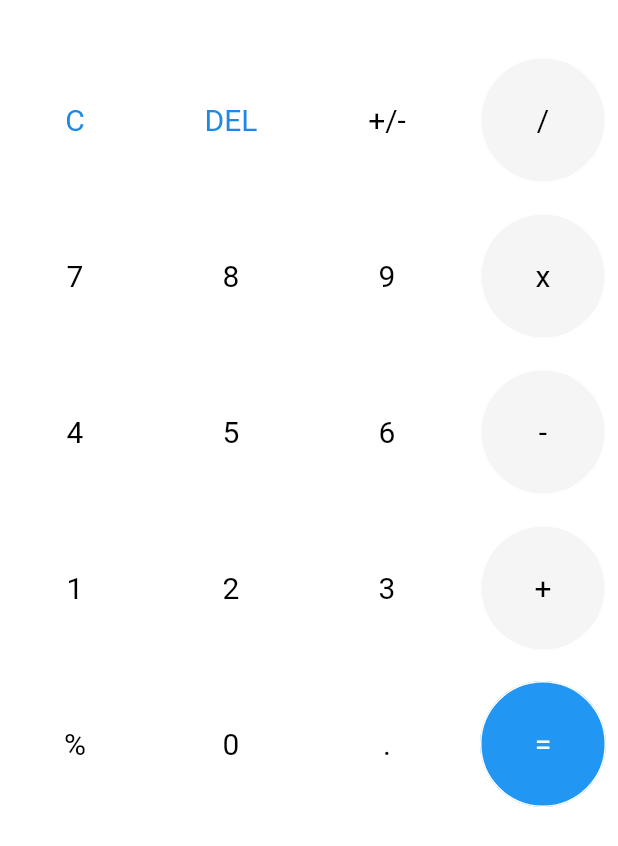
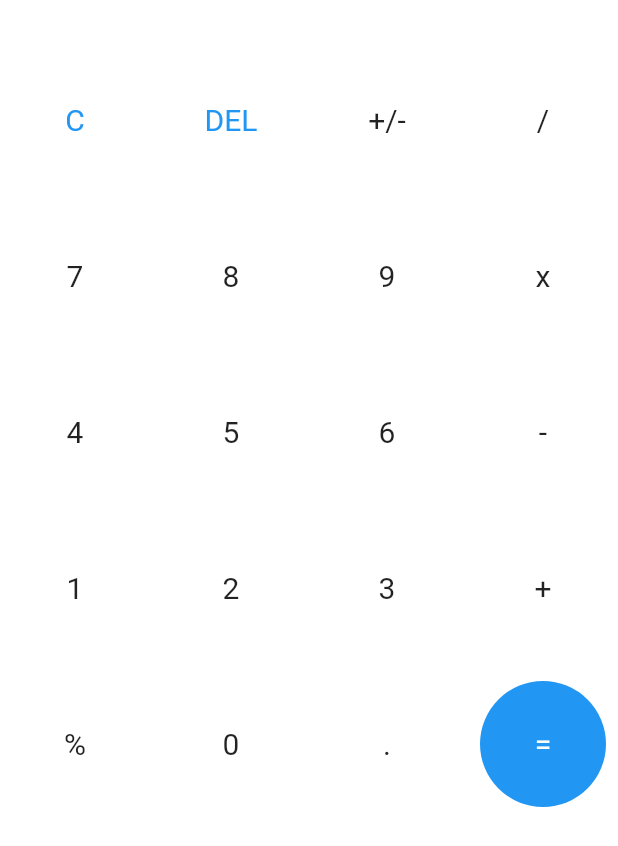
Before and after one commit to AryaveerSR/Calculator, a Flutter app: the screen it shows after launch, on a phone screen of 412 x 824 dp. Shown: the part 367-1213 px from the top of the screen. Run offline on Flutter 3.47's test engine with Material 2 defaults, Android fonts, the light colour scheme and no system bars; our stand-ins replace math_expressions, shared_preferences.

Commit message:
Started Themeing: Base

```diff
--- a/lib/main.dart
+++ b/lib/main.dart
@@ -1,16 +1,28 @@
 import 'package:flutter/material.dart';
+import 'package:provider/provider.dart';
 
+import 'services/theme/theme.model.dart';
 import 'screens/calculator.dart';
 
 void main() {
-  runApp(const MyApp());
+  runApp(const App());
 }
 
-class MyApp extends StatelessWidget {
-  const MyApp({Key? key}) : super(key: key);
+class App extends StatelessWidget {
+  const App({Key? key}) : super(key: key);
 
   @override
   Widget build(BuildContext context) {
-    return const MaterialApp(home: HomePage());
+    return ChangeNotifierProvider(
+      create: (_) => ThemeModel(),
+      child: Consumer<ThemeModel>(
+          builder: (context, themeNotifier, child) => MaterialApp(
+                title: 'Calculator',
+                debugShowCheckedModeBanner: false,
+                theme:
+                    themeNotifier.isDark ? ThemeData.dark() : ThemeData.light(),
+                home: const Calculator(),
+              )),
+    );
   }
 }
--- a/lib/screens/calculator.dart
+++ b/lib/screens/calculator.dart
@@ -1,23 +1,27 @@
 import 'package:flutter/material.dart';
+import 'package:provider/provider.dart';
 
+import '../services/theme/theme.model.dart';
 import '../ui/button/button.dart';
-import '../service/math.dart';
+import '../services/math.dart';
 
-class HomePage extends StatefulWidget {
-  const HomePage({Key? key}) : super(key: key);
+class Calculator extends StatefulWidget {
+  const Calculator({Key? key}) : super(key: key);
 
   @override
-  State<HomePage> createState() => _HomePageState();
+  State<Calculator> createState() => _CalculatorState();
 }
 
-class _HomePageState extends State<HomePage> {
+class _CalculatorState extends State<Calculator> {
   String userInput = '';
   String answer = '';
 
   @override
   Widget build(BuildContext context) {
+    return Consumer<ThemeModel>(
+        builder: (context, ThemeModel themeNotifier, child) {
       return Scaffold(
-      backgroundColor: Colors.white,
+        backgroundColor: Theme.of(context).dialogBackgroundColor,
         body: Column(
           mainAxisAlignment: MainAxisAlignment.spaceBetween,
           children: <Widget>[
@@ -28,19 +32,16 @@ class _HomePageState extends State<HomePage> {
                     Container(
                       padding: const EdgeInsets.all(20),
                       alignment: Alignment.centerRight,
-                    child: Text(
-                      userInput,
-                      style: const TextStyle(fontSize: 32, color: Colors.black),
-                    ),
+                      child: Text(userInput,
+                          style: Theme.of(context).textTheme.headline3),
                     ),
                     Container(
-                    padding:
-                        const EdgeInsets.only(bottom: 30, right: 20, left: 20),
+                      padding: const EdgeInsets.only(
+                          bottom: 30, right: 20, left: 20),
                       alignment: Alignment.centerRight,
                       child: Text(
                         answer,
-                      style: TextStyle(
-                          color: Colors.black.withOpacity(0.8), fontSize: 16),
+                        style: Theme.of(context).textTheme.headline6,
                       ),
                     ),
                   ]),
@@ -99,5 +100,6 @@ class _HomePageState extends State<HomePage> {
           ],
         ),
       );
+    });
   }
 }
--- /dev/null
+++ b/lib/services/theme/theme.model.dart
@@ -0,0 +1,25 @@
+import 'package:flutter/material.dart';
+import 'theme.preference.dart';
+
+class ThemeModel extends ChangeNotifier {
+  late bool _isDark;
+  late ThemePreferences _preferences;
+  bool get isDark => _isDark;
+
+  ThemeModel() {
+    _isDark = false;
+    _preferences = ThemePreferences();
+    getPreferences();
+  }
+
+  set isDark(bool value) {
+    _isDark = value;
+    _preferences.setTheme(value);
+    notifyListeners();
+  }
+
+  getPreferences() async {
+    _isDark = await _preferences.getTheme();
+    notifyListeners();
+  }
+}
--- /dev/null
+++ b/lib/services/theme/theme.preference.dart
@@ -0,0 +1,15 @@
+import 'package:shared_preferences/shared_preferences.dart';
+
+class ThemePreferences {
+  static const prefKey = "isDark";
+
+  setTheme(bool value) async {
+    SharedPreferences sharedPreferences = await SharedPreferences.getInstance();
+    sharedPreferences.setBool(prefKey, value);
+  }
+
+  getTheme() async {
+    SharedPreferences sharedPreferences = await SharedPreferences.getInstance();
+    return sharedPreferences.getBool(prefKey) ?? false;
+  }
+}
--- a/lib/ui/button/button.dart
+++ b/lib/ui/button/button.dart
@@ -19,31 +19,32 @@ class TileButton extends StatelessWidget {
     return RawMaterialButton(
       onPressed: onClick,
       fillColor: {
-        ButtonTier.regular: Colors.white,
-        ButtonTier.highlighted: Colors.white,
-        ButtonTier.operator: Colors.grey.shade100,
-        ButtonTier.equal: Colors.blue,
+        ButtonTier.regular: Colors.transparent,
+        ButtonTier.highlighted: Colors.transparent,
+        ButtonTier.operator: Theme.of(context).colorScheme.surface,
+        ButtonTier.equal: Theme.of(context).colorScheme.primary,
       }[tier],
       highlightColor: {
-        ButtonTier.regular: Colors.grey.shade100,
-        ButtonTier.highlighted: Colors.grey.shade100,
-        ButtonTier.operator: Colors.grey.shade200,
-        ButtonTier.equal: Colors.blue.shade300,
+        ButtonTier.regular: Theme.of(context).colorScheme.surface,
+        ButtonTier.highlighted: Theme.of(context).colorScheme.surface,
+        ButtonTier.operator: Theme.of(context).colorScheme.primary,
+        ButtonTier.equal: Theme.of(context).colorScheme.onPrimary,
       }[tier],
       elevation: 0,
       shape: RoundedRectangleBorder(
-          borderRadius: BorderRadius.circular(99999),
-          side: const BorderSide(color: Colors.white)),
+          borderRadius: BorderRadius.circular(99999), side: BorderSide.none),
       child: ClipRRect(
         child: Center(
           child: Text(
             buttonText,
             style: TextStyle(
               color: {
-                ButtonTier.highlighted: Colors.blue.shade600,
-                ButtonTier.regular: Colors.black,
-                ButtonTier.operator: Colors.black,
-                ButtonTier.equal: Colors.white
+                ButtonTier.highlighted: Theme.of(context).colorScheme.primary,
+                ButtonTier.regular:
+                    Theme.of(context).textTheme.bodyLarge!.color,
+                ButtonTier.operator:
+                    Theme.of(context).textTheme.bodyLarge!.color,
+                ButtonTier.equal: Theme.of(context).colorScheme.onPrimary
               }[tier],
               fontSize: 20,
             ),
--- a/pubspec.yaml
+++ b/pubspec.yaml
@@ -34,6 +34,8 @@ dependencies:
   # Use with the CupertinoIcons class for iOS style icons.
   cupertino_icons: ^1.0.2
   math_expressions: ^2.3.1
+  provider: ^6.0.3
+  shared_preferences: ^2.0.15
 
 dev_dependencies:
   flutter_test:
```
Also changed, not shown: lib/services/math.dart (renamed from lib/service/math.dart), pubspec.lock. Lines whose indentation alone changed are shown as unchanged.
